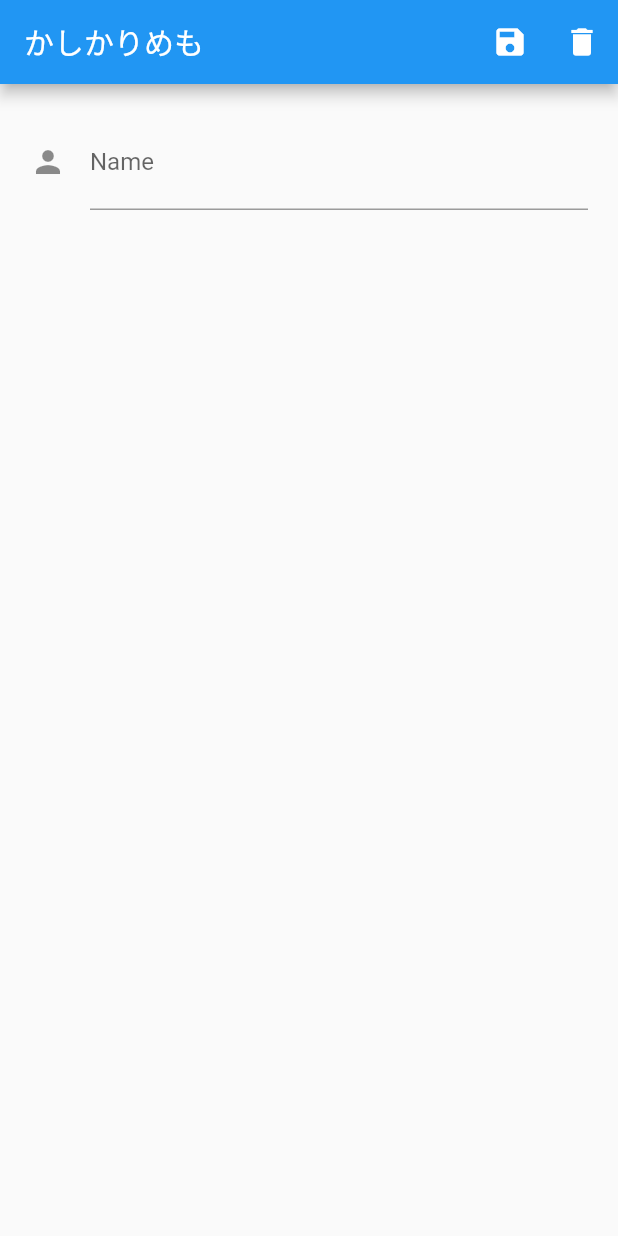
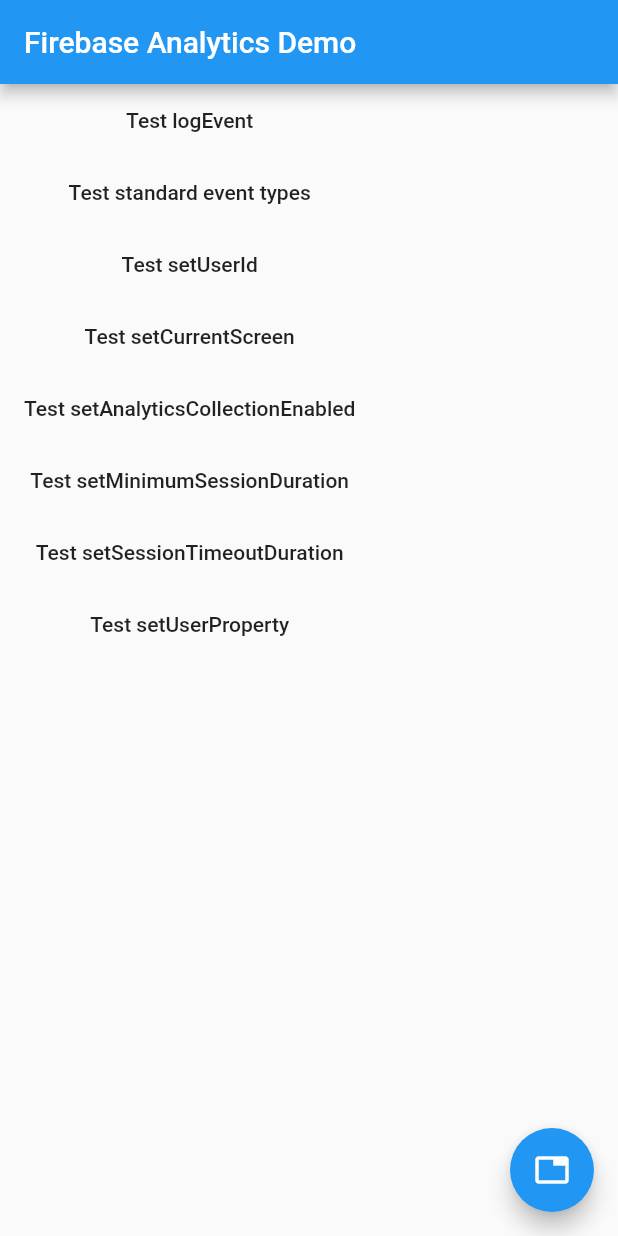
Before and after one commit to kuroponzu/Flutter_App_test, a Flutter app: the screen it shows after launch, on a phone screen of 412 x 824 dp. Run offline on Flutter 3.47's test engine with Material 2 defaults, Android fonts, the phone set to English and light mode, and no system bars; our stand-ins replace firebase_analytics; accounts and stored records are empty.

Commit message:
firebase接続テスト

```diff
--- a/lib/main.dart
+++ b/lib/main.dart
@@ -1,152 +1,328 @@
+// Copyright 2017 The Chromium Authors. All rights reserved.
+// Use of this source code is governed by a BSD-style license that can be
+// found in the LICENSE file.
+
+import 'dart:async';
+
 import 'package:flutter/material.dart';
+import 'package:firebase_analytics/firebase_analytics.dart';
+import 'package:firebase_analytics/observer.dart';
 
-void main() => runApp(new MyApp());
+import 'tabs_page.dart';
+
+void main() {
+  runApp(new MyApp());
+}
 
 class MyApp extends StatelessWidget {
-  // This widget is the root of your application.
+  static FirebaseAnalytics analytics = new FirebaseAnalytics();
+  static FirebaseAnalyticsObserver observer =
+  new FirebaseAnalyticsObserver(analytics: analytics);
 
   @override
   Widget build(BuildContext context) {
-
-    return MaterialApp(
-      title: "FlutterDemo",
-//      home: Scaffold(
-//        appBar: AppBar(
-//          title: Text("FlutterDemo"),
-//        ),
-        home: new InputForm(),
-            //textSection,
-      );
+    return new MaterialApp(
+      title: 'Firebase Analytics Demo',
+      theme: new ThemeData(
+        primarySwatch: Colors.blue,
+      ),
+      navigatorObservers: <NavigatorObserver>[observer],
+      home: new MyHomePage(
+        title: 'Firebase Analytics Demo',
+        analytics: analytics,
+        observer: observer,
+      ),
+    );
   }
 }
 
-class InputForm extends StatefulWidget {
-  InputForm({Key key, this.title}) : super(key: key);
+class MyHomePage extends StatefulWidget {
+  MyHomePage({Key key, this.title, this.analytics, this.observer})
+      : super(key: key);
+
   final String title;
+  final FirebaseAnalytics analytics;
+  final FirebaseAnalyticsObserver observer;
+
   @override
-  _MyInputFormState createState() => new _MyInputFormState();
+  _MyHomePageState createState() => new _MyHomePageState(analytics, observer);
 }
 
-class _MyInputFormState extends State<InputForm> {
-//  final _formkey = GlobalKey<FormState>();
+class _MyHomePageState extends State<MyHomePage> {
+  _MyHomePageState(this.analytics, this.observer);
 
-//  @override
- Widget build(BuildContext context) {
-   final _myController = TextEditingController();
-   final _myController2 = TextEditingController();
+  final FirebaseAnalyticsObserver observer;
+  final FirebaseAnalytics analytics;
+  String _message = '';
 
-   Widget titleSection = Scaffold(
-       appBar: AppBar(
-         title: const Text('かしかりめも'),
-         actions: <Widget>[
-           // action button
-           //https://docs.flutter.io/flutter/material/Icons-class.html
-           IconButton(
-             icon: Icon(Icons.save),
-             onPressed: () {
-               print(_myController.text);
-               Navigator.push(
-                 context,
-                 MaterialPageRoute(
-                     settings: const RouteSettings(name: "/home"),
-                     builder: (context) => new _List(_myController,_myController2)),
-               );
-             },
-           ),
-           IconButton(
-             icon: Icon(Icons.delete),
-             onPressed: () {
-               print("Delete");
-               _myController.text = "";
-             },
-           )
-         ],
-       ),
-       body: new SafeArea(
-           child: new Form(
-               child: new ListView(
-                 padding: const EdgeInsets.all(20.0),
-                   children: <Widget>[
-//               new Flexible(
-//                 child: Column(
-//                   children: <Widget>[
-//                     Container(
-//                       child: Text("相手:"),
-//                     ),
-//                   ],)
-//             ),
-//             new Flexible(
-//               fit: FlexFit.loose,
-                     new TextFormField(
-                       controller: _myController,
-                       decoration: const InputDecoration(
-                         icon: const Icon(Icons.person),
-                         hintText: '名前',
-                         labelText: 'Name',
-                       ),
-                     ),
-                   ]
-               ))
-       )
-   );
-   return titleSection;
- }
-}
+  void setMessage(String message) {
+    setState(() {
+      _message = message;
+    });
+  }
 
-class _List extends StatelessWidget{
+  Future<Null> _sendAnalyticsEvent() async {
+    await analytics.logEvent(
+      name: 'test_event',
+      parameters: <String, dynamic>{
+        'string': 'string',
+        'int': 42,
+        'long': 12345678910,
+        'double': 42.0,
+        'bool': true,
+      },
+    );
+    setMessage('logEvent succeeded');
+  }
 
-  final param1;
-  final param2;
+  Future<Null> _testSetUserId() async {
+    await analytics.setUserId('some-user');
+    setMessage('setUserId succeeded');
+  }
 
-  _List(this.param1,this.param2);
+  Future<Null> _testSetCurrentScreen() async {
+    await analytics.setCurrentScreen(
+      screenName: 'Analytics Demo',
+      screenClassOverride: 'AnalyticsDemo',
+    );
+    setMessage('setCurrentScreen succeeded');
+  }
 
-  Widget build(BuildContext context){
-    return Scaffold(
-      appBar: AppBar(
-        title: Text("いちらん"),
+  Future<Null> _testSetAnalyticsCollectionEnabled() async {
+    await analytics.android?.setAnalyticsCollectionEnabled(false);
+    await analytics.android?.setAnalyticsCollectionEnabled(true);
+    setMessage('setAnalyticsCollectionEnabled succeeded');
+  }
+
+  Future<Null> _testSetMinimumSessionDuration() async {
+    await analytics.android?.setMinimumSessionDuration(20000);
+    setMessage('setMinimumSessionDuration succeeded');
+  }
+
+  Future<Null> _testSetSessionTimeoutDuration() async {
+    await analytics.android?.setSessionTimeoutDuration(2000000);
+    setMessage('setSessionTimeoutDuration succeeded');
+  }
+
+  Future<Null> _testSetUserProperty() async {
+    await analytics.setUserProperty(name: 'regular', value: 'indeed');
+    setMessage('setUserProperty succeeded');
+  }
+
+  Future<Null> _testAllEventTypes() async {
+    await analytics.logAddPaymentInfo();
+    await analytics.logAddToCart(
+      currency: 'USD',
+      value: 123.0,
+      itemId: 'test item id',
+      itemName: 'test item name',
+      itemCategory: 'test item category',
+      quantity: 5,
+      price: 24.0,
+      origin: 'test origin',
+      itemLocationId: 'test location id',
+      destination: 'test destination',
+      startDate: '2015-09-14',
+      endDate: '2015-09-17',
+    );
+    await analytics.logAddToWishlist(
+      itemId: 'test item id',
+      itemName: 'test item name',
+      itemCategory: 'test item category',
+      quantity: 5,
+      price: 24.0,
+      value: 123.0,
+      currency: 'USD',
+      itemLocationId: 'test location id',
+    );
+    await analytics.logAppOpen();
+    await analytics.logBeginCheckout(
+      value: 123.0,
+      currency: 'USD',
+      transactionId: 'test tx id',
+      numberOfNights: 2,
+      numberOfRooms: 3,
+      numberOfPassengers: 4,
+      origin: 'test origin',
+      destination: 'test destination',
+      startDate: '2015-09-14',
+      endDate: '2015-09-17',
+      travelClass: 'test travel class',
+    );
+    await analytics.logCampaignDetails(
+      source: 'test source',
+      medium: 'test medium',
+      campaign: 'test campaign',
+      term: 'test term',
+      content: 'test content',
+      aclid: 'test aclid',
+      cp1: 'test cp1',
+    );
+    await analytics.logEarnVirtualCurrency(
+      virtualCurrencyName: 'bitcoin',
+      value: 345.66,
+    );
+    await analytics.logEcommercePurchase(
+      currency: 'USD',
+      value: 432.45,
+      transactionId: 'test tx id',
+      tax: 3.45,
+      shipping: 5.67,
+      coupon: 'test coupon',
+      location: 'test location',
+      numberOfNights: 3,
+      numberOfRooms: 4,
+      numberOfPassengers: 5,
+      origin: 'test origin',
+      destination: 'test destination',
+      startDate: '2015-09-13',
+      endDate: '2015-09-14',
+      travelClass: 'test travel class',
+    );
+    await analytics.logGenerateLead(
+      currency: 'USD',
+      value: 123.45,
+    );
+    await analytics.logJoinGroup(
+      groupId: 'test group id',
+    );
+    await analytics.logLevelUp(
+      level: 5,
+      character: 'witch doctor',
+    );
+    await analytics.logLogin();
+    await analytics.logPostScore(
+      score: 1000000,
+      level: 70,
+      character: 'tiefling cleric',
+    );
+    await analytics.logPresentOffer(
+      itemId: 'test item id',
+      itemName: 'test item name',
+      itemCategory: 'test item category',
+      quantity: 6,
+      price: 3.45,
+      value: 67.8,
+      currency: 'USD',
+      itemLocationId: 'test item location id',
+    );
+    await analytics.logPurchaseRefund(
+      currency: 'USD',
+      value: 45.67,
+      transactionId: 'test tx id',
+    );
+    await analytics.logSearch(
+      searchTerm: 'hotel',
+      numberOfNights: 2,
+      numberOfRooms: 1,
+      numberOfPassengers: 3,
+      origin: 'test origin',
+      destination: 'test destination',
+      startDate: '2015-09-14',
+      endDate: '2015-09-16',
+      travelClass: 'test travel class',
+    );
+    await analytics.logSelectContent(
+      contentType: 'test content type',
+      itemId: 'test item id',
+    );
+    await analytics.logShare(
+      contentType: 'test content type',
+      itemId: 'test item id',
+    );
+    await analytics.logSignUp(
+      signUpMethod: 'test sign up method',
+    );
+    await analytics.logSpendVirtualCurrency(
+      itemName: 'test item name',
+      virtualCurrencyName: 'bitcoin',
+      value: 34,
+    );
+    await analytics.logTutorialBegin();
+    await analytics.logTutorialComplete();
+    await analytics.logUnlockAchievement(id: 'all Firebase API covered');
+    await analytics.logViewItem(
+      itemId: 'test item id',
+      itemName: 'test item name',
+      itemCategory: 'test item category',
+      itemLocationId: 'test item location id',
+      price: 3.45,
+      quantity: 6,
+      currency: 'USD',
+      value: 67.8,
+      flightNumber: 'test flight number',
+      numberOfPassengers: 3,
+      numberOfRooms: 1,
+      numberOfNights: 2,
+      origin: 'test origin',
+      destination: 'test destination',
+      startDate: '2015-09-14',
+      endDate: '2015-09-15',
+      searchTerm: 'test search term',
+      travelClass: 'test travel class',
+    );
+    await analytics.logViewItemList(
+      itemCategory: 'test item category',
+    );
+    await analytics.logViewSearchResults(
+      searchTerm: 'test search term',
+    );
+    setMessage('All standard events logged successfully');
+  }
+
+  @override
+  Widget build(BuildContext context) {
+    return new Scaffold(
+      appBar: new AppBar(
+        title: new Text(widget.title),
       ),
-      body: new Card(
-        child: new Column(
-          mainAxisSize: MainAxisSize.min,
-          children: <Widget>[
-             ListTile(
-              leading: const Icon(Icons.android),
-              title:  Text(param1.text),
-              subtitle:  Text(param2.text),
-            ),
-            new ButtonTheme.bar(
-              child: new ButtonBar(
-                children: <Widget>[
-                  new FlatButton(
-                    child: const Text("へんしゅう"),
-                    onPressed: (){
-                      print("へんしゅうだよ");
-                    },
-                  ),
-                ],
-              )
-            ),
-            const ListTile(
-              leading: const Icon(Icons.android),
-              title: const Text("test"),
-              subtitle: const Text("tenst"),
-            ),
-            new ButtonTheme.bar(
-                child: new ButtonBar(
-                  children: <Widget>[
-                    new FlatButton(
-                      child: const Text('へんしゅうその２'),
-                      onPressed: (){
-                        print("へんしゅうだよその２");
-                      },
-                    ),
-                  ],
-                )
-            )
-          ],
-        )
-      )
+      body: new Column(
+        children: <Widget>[
+          new MaterialButton(
+            child: const Text('Test logEvent'),
+            onPressed: _sendAnalyticsEvent,
+          ),
+          new MaterialButton(
+            child: const Text('Test standard event types'),
+            onPressed: _testAllEventTypes,
+          ),
+          new MaterialButton(
+            child: const Text('Test setUserId'),
+            onPressed: _testSetUserId,
+          ),
+          new MaterialButton(
+            child: const Text('Test setCurrentScreen'),
+            onPressed: _testSetCurrentScreen,
+          ),
+          new MaterialButton(
+            child: const Text('Test setAnalyticsCollectionEnabled'),
+            onPressed: _testSetAnalyticsCollectionEnabled,
+          ),
+          new MaterialButton(
+            child: const Text('Test setMinimumSessionDuration'),
+            onPressed: _testSetMinimumSessionDuration,
+          ),
+          new MaterialButton(
+            child: const Text('Test setSessionTimeoutDuration'),
+            onPressed: _testSetSessionTimeoutDuration,
+          ),
+          new MaterialButton(
+            child: const Text('Test setUserProperty'),
+            onPressed: _testSetUserProperty,
+          ),
+          new Text(_message,
+              style: const TextStyle(color: Color.fromARGB(255, 0, 155, 0))),
+        ],
+      ),
+      floatingActionButton: new FloatingActionButton(
+          child: const Icon(Icons.tab),
+          onPressed: () {
+            Navigator.of(context).push(new MaterialPageRoute<TabsPage>(
+                settings: const RouteSettings(name: TabsPage.routeName),
+                builder: (BuildContext context) {
+                  return new TabsPage(observer);
+                }));
+          }),
     );
   }
-
 }
```
Also changed, not shown: lib/tabs_page.dart (added, +95 -0 lines).
